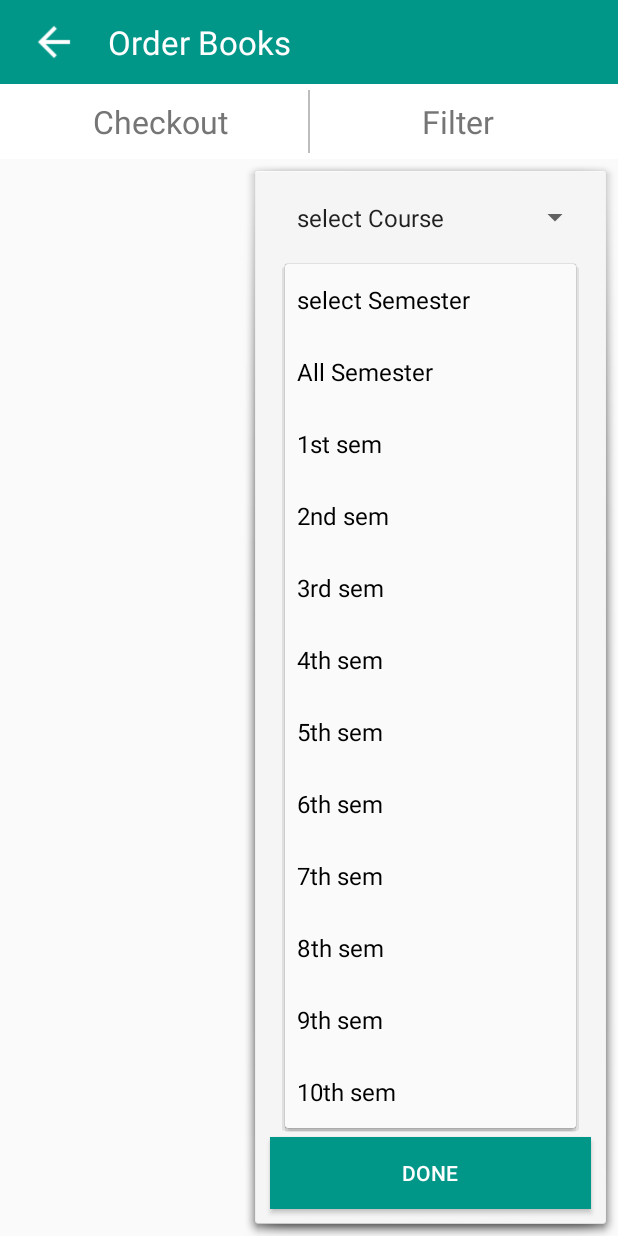
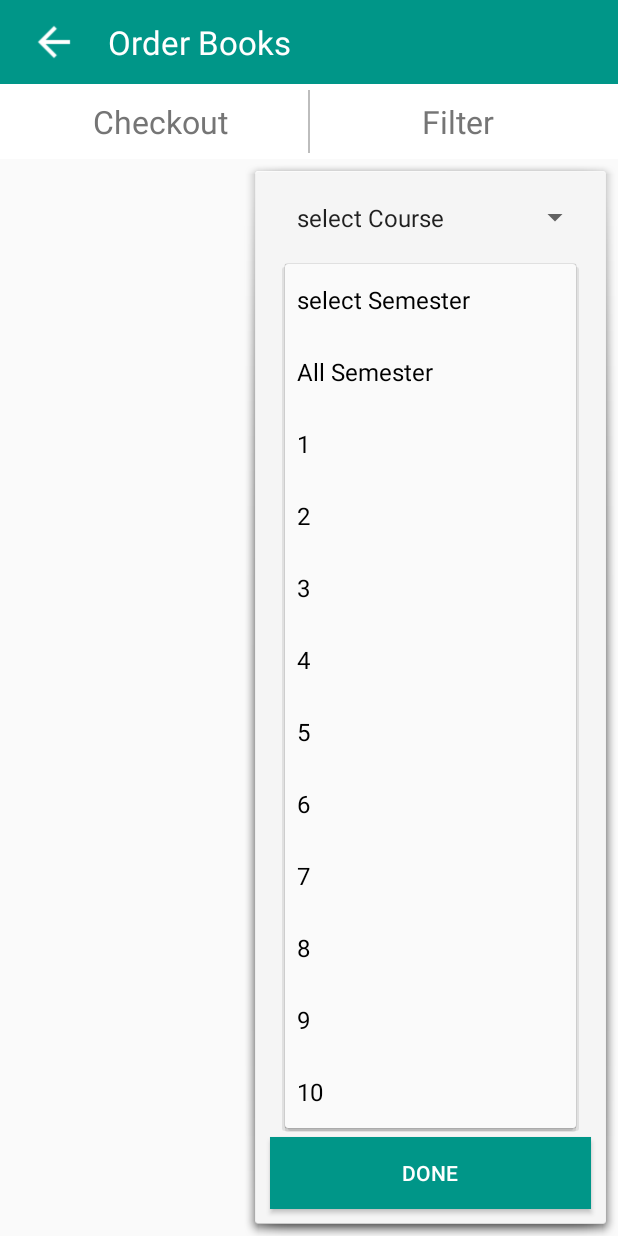
Before and after one commit to amitvrkv/MyBooks, an Android app: the BooksListPage screen opened directly, with no data from a screen before it, after a tap on "select Semester", on a phone screen of 412 x 824 dp. Run offline under Robolectric (Android 15) with nearby library versions, the phone set to English and light mode, and no system bars; our stand-ins replace Firebase (no records; nobody signed in at launch, a user with empty details on screens opened directly), Picasso.

Commit message:
27/06/2017

```diff
--- a/app/src/main/java/com/mybooks/mybooks/BooksListPage.java
+++ b/app/src/main/java/com/mybooks/mybooks/BooksListPage.java
@@ -5,6 +5,7 @@ import android.content.Context;
 import android.content.Intent;
 import android.database.Cursor;
 import android.database.sqlite.SQLiteDatabase;
+import android.graphics.Paint;
 import android.support.design.widget.Snackbar;
 import android.support.v7.app.AppCompatActivity;
 import android.os.Bundle;
@@ -16,6 +17,7 @@ import android.widget.Button;
 import android.widget.ImageView;
 import android.widget.LinearLayout;
 import android.widget.RelativeLayout;
+import android.widget.RemoteViews;
 import android.widget.Spinner;
 import android.widget.TextView;
 import android.widget.Toast;
@@ -84,16 +86,16 @@ public class BooksListPage extends AppCompatActivity implements View.OnClickList
         List<String> semList = new ArrayList<String>();
         semList.add(0, "select Semester");
         semList.add(1, "All Semester");
-        semList.add("1st sem");
-        semList.add("2nd sem");
-        semList.add("3rd sem");
-        semList.add("4th sem");
-        semList.add("5th sem");
-        semList.add("6th sem");
-        semList.add("7th sem");
-        semList.add("8th sem");
-        semList.add("9th sem");
-        semList.add("10th sem");
+        semList.add("1");
+        semList.add("2");
+        semList.add("3");
+        semList.add("4");
+        semList.add("5");
+        semList.add("6");
+        semList.add("7");
+        semList.add("8");
+        semList.add("9");
+        semList.add("10");
         ArrayAdapter<String> semDataAdapter = new ArrayAdapter<String>(this, android.R.layout.simple_spinner_item, semList);
         semDataAdapter.setDropDownViewResource(android.R.layout.simple_spinner_dropdown_item);
         msemSelecter.setAdapter(semDataAdapter);
@@ -183,13 +185,14 @@ public class BooksListPage extends AppCompatActivity implements View.OnClickList
 
         public void setSem(String sem) {
             TextView msem = (TextView) mview.findViewById(R.id.bookClass);
-            msem.setText(sem);
+            msem.setText("Semester: " + sem);
             this.sem = sem;
         }
 
         public void setpriceMRP(String priceMRP) {
             TextView mmarket = (TextView) mview.findViewById(R.id.bookMarketPrice);
             mmarket.setText(priceMRP);
+            mmarket.setPaintFlags(mmarket.getPaintFlags() | Paint.STRIKE_THRU_TEXT_FLAG );
             this.priceMRP = priceMRP;
         }
 
--- a/app/src/main/java/com/mybooks/mybooks/LoginActivity.java
+++ b/app/src/main/java/com/mybooks/mybooks/LoginActivity.java
@@ -242,7 +242,6 @@ public class LoginActivity extends AppCompatActivity implements OnClickListener
                             mSignUpForm.setVisibility(View.GONE);
 
                         } else {
-                            //Toast.makeText(getApplicationContext(), "Failed to sign-up. Try again!", Toast.LENGTH_SHORT).show();
                             Snackbar.make(parentLayoutView, "Failed to sign-up. Try again!", Snackbar.LENGTH_SHORT).show();
                         }
                         mprogressDialog.dismiss();
--- a/app/src/main/java/com/mybooks/mybooks/OrderDetailsActivity.java
+++ b/app/src/main/java/com/mybooks/mybooks/OrderDetailsActivity.java
@@ -60,7 +60,7 @@ public class OrderDetailsActivity extends AppCompatActivity {
                 viewHolder.setCourse(model.getCourse());
                 viewHolder.setSem(model.getSem());
                 viewHolder.setBookType(model.getBooktype());
-                viewHolder.setSellingandTotalPrice(model.getPrice(), model.getQuantity());
+                viewHolder.setSellinGrandTotalPrice(model.getPrice(), model.getQuantity());
             }
         };
 
@@ -106,7 +106,7 @@ public class OrderDetailsActivity extends AppCompatActivity {
             mType.setText("Book Type: " + type);
         }
 
-        public void setSellingandTotalPrice(String sellingPrice, String quantity) {
+        public void setSellinGrandTotalPrice(String sellingPrice, String quantity) {
             TextView mSell = (TextView) view.findViewById(R.id.obookSellingPrice);
             mSell.setText("\u20B9 " + sellingPrice);
 
--- a/app/src/main/java/com/mybooks/mybooks/PaymentPageActivity.java
+++ b/app/src/main/java/com/mybooks/mybooks/PaymentPageActivity.java
@@ -168,6 +168,7 @@ public class PaymentPageActivity extends AppCompatActivity implements View.OnCli
         databaseReference.child("grandtotal").setValue(grandTotal);
         databaseReference.child("status").setValue("Order placed");
         databaseReference.child("deliveryaddress").setValue(setAddress());
+        databaseReference.child("discount").setValue("0");
         databaseReference.child("comment").setValue("na").addOnCompleteListener(new OnCompleteListener<Void>() {
             @Override
             public void onComplete(@NonNull Task<Void> task) {
--- a/app/src/main/res/layout/books_list_view.xml
+++ b/app/src/main/res/layout/books_list_view.xml
@@ -78,7 +78,7 @@
                     android:layout_height="wrap_content"
                     android:layout_marginLeft="5dp"
                     android:text="Class"
-                    android:textSize="14dp" />
+                    android:textSize="12dp" />
 
             </LinearLayout>
 
@@ -97,6 +97,8 @@
                     android:textSize="16dp" />
 
                 <TextView
+                    android:textColor="@android:color/holo_red_dark"
+                    android:gravity="center"
                     android:id="@+id/bookMarketPrice"
                     android:layout_width="wrap_content"
                     android:layout_height="match_parent"
@@ -104,7 +106,7 @@
                     android:layout_marginLeft="5dp"
                     android:layout_toRightOf="@+id/bookSellingPrice"
                     android:text="Market"
-                    android:textSize="16dp" />
+                    android:textSize="14dp" />
 
                 <Button
                     android:id="@+id/bookBuy"
```
